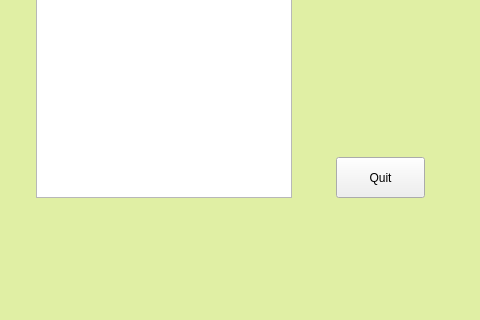
qq936859639/test2, file MICDemo/micdemo.ui: the form before one commit; both pictures show x 544 to 1024 and y 233 to 553 of the 1024 by 553 pixel window.
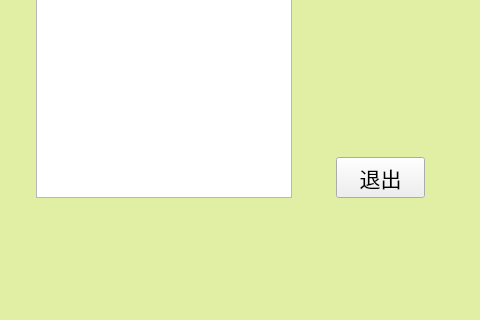
The form after the commit.

What changed in the file:
```diff
--- a/MICDemo/micdemo.ui
+++ b/MICDemo/micdemo.ui
@@ -148,8 +148,13 @@
      <height>41</height>
     </rect>
    </property>
+   <property name="font">
+    <font>
+     <pointsize>16</pointsize>
+    </font>
+   </property>
    <property name="text">
-    <string>Quit</string>
+    <string>退出</string>
    </property>
   </widget>
   <zorder>label_3</zorder>
```
